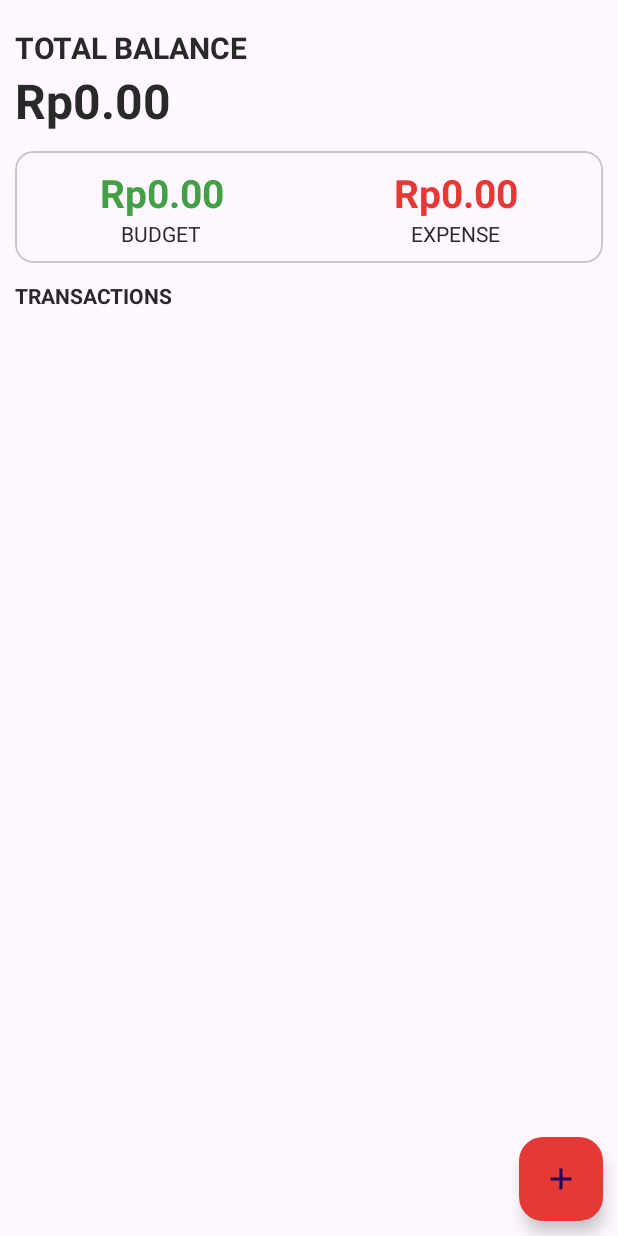
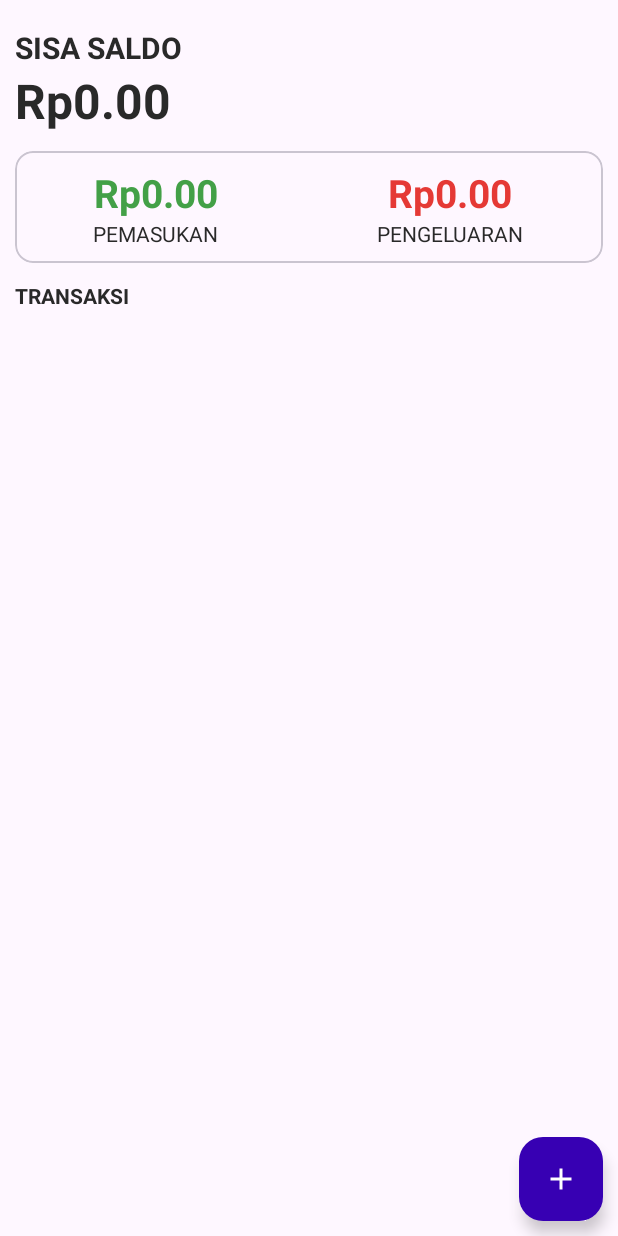
Before and after one commit to Revalinazwa/UAS_PAM_BudgetNotes, an Android app: the screen it shows after launch (MainActivity), on a phone screen of 412 x 824 dp. Run offline under Robolectric (Android 15) with nearby library versions, the phone set to English and light mode, and no system bars; our stand-ins replace Room's generated code.

Commit message:
edit proses transaksi

```diff
--- a/app/src/main/res/layout/activity_add_transaction.xml
+++ b/app/src/main/res/layout/activity_add_transaction.xml
@@ -62,7 +62,7 @@
                 android:drawableStart="@drawable/money_selector"
                 android:drawablePadding="12dp"
                 android:maxLines="1"
-                android:inputType="numberDecimal"/>
+                android:inputType="numberDecimal|numberSigned"/>
         </com.google.android.material.textfield.TextInputLayout>
 
         <com.google.android.material.textfield.TextInputLayout
--- a/app/src/main/res/layout/activity_main.xml
+++ b/app/src/main/res/layout/activity_main.xml
@@ -1,9 +1,13 @@
 <?xml version="1.0" encoding="utf-8"?>
-<RelativeLayout
+<androidx.coordinatorlayout.widget.CoordinatorLayout
+    android:id="@+id/coordinator"
     xmlns:android="http://schemas.android.com/apk/res/android"
     xmlns:app="http://schemas.android.com/apk/res-auto"
     xmlns:tools="http://schemas.android.com/tools"
-    android:id="@+id/main"
+    android:layout_width="match_parent"
+    android:layout_height="match_parent">
+
+    <RelativeLayout
         android:layout_width="match_parent"
         android:layout_height="match_parent"
         tools:context=".MainActivity">
@@ -18,7 +22,7 @@
             <TextView
                 android:layout_width="wrap_content"
                 android:layout_height="wrap_content"
-            android:text="Total Balance"
+                android:text="Sisa Saldo"
                 android:textAllCaps="true"
                 android:textStyle="bold"
                 android:textSize="20sp"/>
@@ -62,7 +66,7 @@
                     <TextView
                         android:layout_width="wrap_content"
                         android:layout_height="wrap_content"
-                    android:text="Budget"
+                        android:text="Pemasukan"
                         android:textSize="14sp"
                         android:textAllCaps="true"/>
                 </LinearLayout>
@@ -83,7 +87,7 @@
                     <TextView
                         android:layout_width="wrap_content"
                         android:layout_height="wrap_content"
-                    android:text="Expense"
+                        android:text="Pengeluaran"
                         android:textSize="14sp"
                         android:textAllCaps="true"/>
                 </LinearLayout>
@@ -94,7 +98,7 @@
             android:id="@+id/recyclerview_title"
             android:layout_width="wrap_content"
             android:layout_height="wrap_content"
-        android:text="Transactions"
+            android:text="Transaksi"
             android:textStyle="bold"
             android:textSize="14sp"
             android:textAllCaps="true"
@@ -117,6 +121,8 @@
             android:layout_alignParentRight="true"
             android:layout_margin="10dp"
             android:src="@drawable/ic_add"
-        android:backgroundTint="@color/red"
+            android:backgroundTint="@color/colorPrimaryDark"
+            app:tint="@color/white"
             app:borderWidth="0dp"/>
     </RelativeLayout>
+</androidx.coordinatorlayout.widget.CoordinatorLayout>
--- a/app/src/main/res/values/themes.xml
+++ b/app/src/main/res/values/themes.xml
@@ -1,6 +1,6 @@
 <resources xmlns:tools="http://schemas.android.com/tools">
     <!-- Base application theme. -->
-    <style name="Base.Theme.BudgetNotes2" parent="Theme.Material3.DayNight.NoActionBar">
+    <style name="Base.Theme.BudgetNotes2" parent="Theme.Material3.Light.NoActionBar">
         <item name="colorPrimary">@color/colorPrimary</item>
         <item name="colorPrimaryDark">@color/colorPrimaryDark</item>
         <item name="colorAccent">@color/colorAccent</item>
```
Also changed, not shown: app/src/main/java/uas/pam/budgetnotes2/MainActivity.kt (+30 -2 lines). Lines whose indentation alone changed are shown as unchanged.
